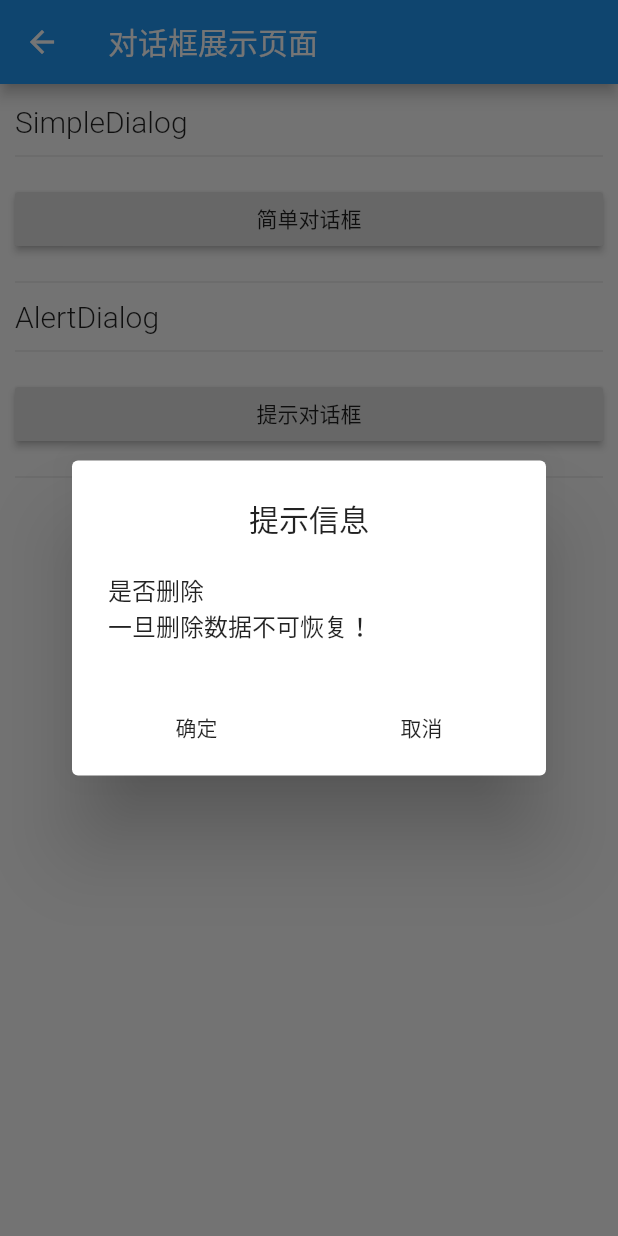
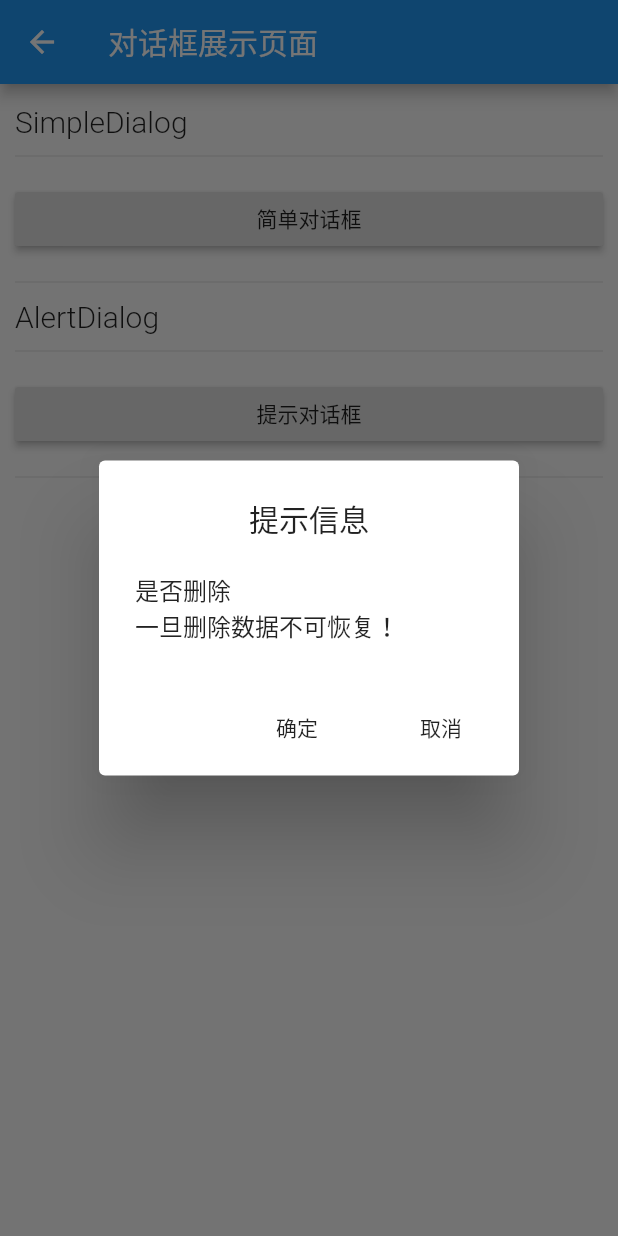
Before and after one commit to WuJinLi/flutterDemo, a Flutter app: the DialogPage screen opened directly, after a tap on "提示对话框", on a phone screen of 412 x 824 dp. Run offline on Flutter 3.47's test engine with Material 2 defaults, Android fonts, the phone set to English and light mode, and no system bars; our stand-ins replace date_format, flutter_datetime_picker, toast; generated files the repository leaves out were written again.

```diff
--- a/lib/pages/page/dialog/dialog_page.dart
+++ b/lib/pages/page/dialog/dialog_page.dart
@@ -196,31 +196,24 @@ class MyScaffoldBody extends StatelessWidget {
               ),
             ),
             actions: <Widget>[
-              Container(
-                  width: 300,
-                  alignment: Alignment.centerLeft,
-                  child: Row(
-                    children: <Widget>[
-                      Expanded(
-                        child: FlatButton(
+              FlatButton(
                 onPressed: () {
                   Navigator.pop(context, '确定');
                 },
                 child: Text('确定'),
               ),
-                      ),
-                      Expanded(
-                          child: FlatButton(
+              FlatButton(
                 onPressed: () {
                   Navigator.pop(context, '取消');
                 },
-                              child: Text('取消')))
-                    ],
-                  )),
+                child: Text('取消'),
+              ),
             ],
           );
         });
-    Scaffold.of(context)
-        .showSnackBar(SnackBar(content: Text('选择结果为：${result}'),backgroundColor: Colors.grey[300],));
+    Scaffold.of(context).showSnackBar(SnackBar(
+      content: Text('选择结果为：${result}'),
+      backgroundColor: Colors.grey[300],
+    ));
   }
 }
```
Also changed, not shown: lib/pages/page/cupertion/cupertion_page.dart (+89 -9 lines), 1 other file. Lines whose indentation alone changed are shown as unchanged.
